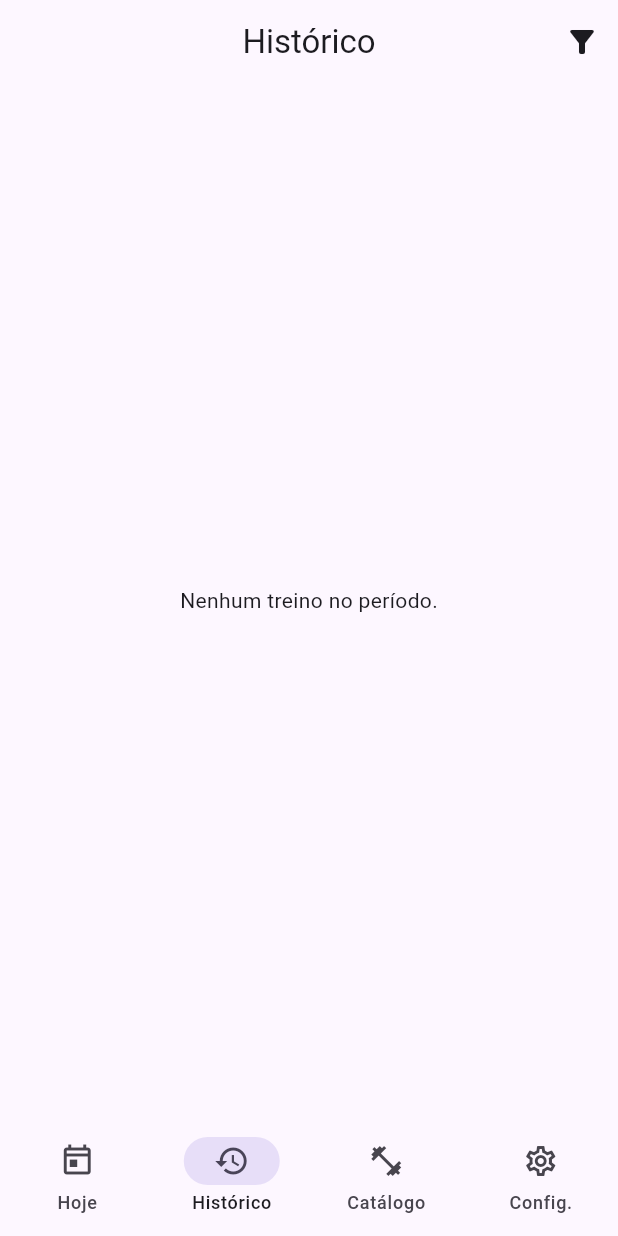
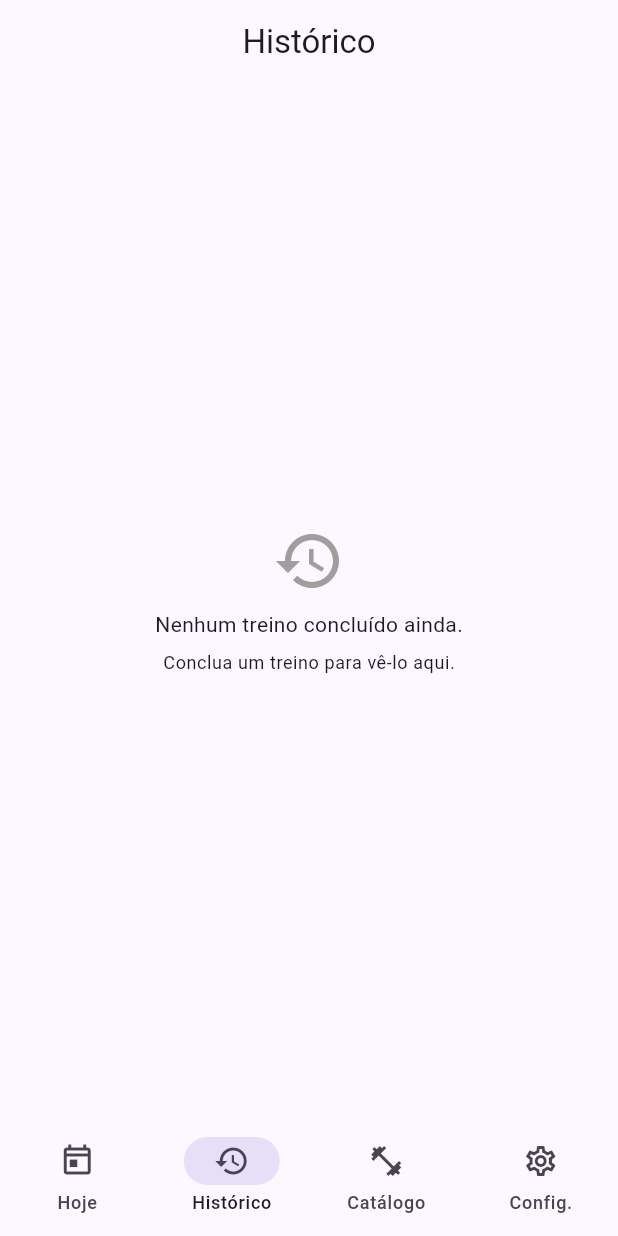
Before and after one commit to josevilanir/gym_tracker, a Flutter app: the HistoryPage screen opened by its route, on a phone screen of 412 x 824 dp. Run offline on Flutter 3.47's test engine with Material 3 defaults, Android fonts, the phone set to English and light mode, and no system bars; our stand-ins replace drift, drift_sqflite, flutter_riverpod, go_router; accounts and stored records are empty; generated files the repository leaves out were written again.

Commit message:
feat(history): padroniza AppBar e adiciona estados vazios amigáveis

```diff
--- a/lib/features/workout/pages/history_page.dart
+++ b/lib/features/workout/pages/history_page.dart
@@ -1,89 +1,65 @@
+// lib/features/workout/pages/history_page.dart
 import 'package:flutter/material.dart';
 import 'package:flutter_riverpod/flutter_riverpod.dart';
 import 'package:intl/intl.dart';
-import 'package:go_router/go_router.dart';
 
 import '../controllers/providers.dart';
 import '../../../data/db/app_database.dart';
-import '../../../data/repositories/workout_repository.dart';
 
 class HistoryPage extends ConsumerStatefulWidget {
   const HistoryPage({super.key});
-
   @override
   ConsumerState<HistoryPage> createState() => _HistoryPageState();
 }
 
 class _HistoryPageState extends ConsumerState<HistoryPage> {
-  DateTimeRange? _range;
-
   @override
   Widget build(BuildContext context) {
     final repo = ref.watch(workoutRepoProvider);
 
     return Scaffold(
-      appBar: AppBar(
-        title: const Text('Histórico'),
-        actions: [
-          IconButton(
-            tooltip: 'Filtrar por período',
-            icon: const Icon(Icons.filter_alt),
-            onPressed: () async {
-              final now = DateTime.now();
-              final lastWeek = now.subtract(const Duration(days: 7));
-              final picked = await showDateRangePicker(
-                context: context,
-                firstDate: DateTime(now.year - 2),
-                lastDate: DateTime(now.year + 1),
-                initialDateRange: _range ?? DateTimeRange(start: lastWeek, end: now),
-              );
-              if (picked != null) setState(() => _range = picked);
-            },
-          ),
-          if (_range != null)
-            IconButton(
-              tooltip: 'Limpar filtro',
-              icon: const Icon(Icons.close),
-              onPressed: () => setState(() => _range = null),
+      appBar: AppBar(title: const Text('Histórico')),
+      body: FutureBuilder<List<Workout>>(
+        future: repo.listWorkouts(),
+        builder: (context, snap) {
+          if (snap.connectionState == ConnectionState.waiting) {
+            return const Center(child: CircularProgressIndicator());
+          }
+          final items = snap.data ?? [];
+          if (items.isEmpty) {
+            return Center(
+              child: Column(
+                mainAxisSize: MainAxisSize.min,
+                children: [
+                  const Icon(Icons.history, size: 48, color: Colors.grey),
+                  const SizedBox(height: 8),
+                  const Text('Nenhum treino concluído ainda.'),
+                  const SizedBox(height: 8),
+                  Text(
+                    'Conclua um treino para vê-lo aqui.',
+                    style: Theme.of(context).textTheme.bodySmall,
                   ),
                 ],
               ),
-      body: FutureBuilder<List<Workout>>(
-        future: repo.listWorkouts(),
-        builder: (context, snapshot) {
-          var items = snapshot.data ?? [];
-          if (_range != null) {
-            items = items.where((w) {
-              final d = DateTime.fromMillisecondsSinceEpoch(w.dateEpoch);
-              return !d.isBefore(_range!.start) && !d.isAfter(_range!.end);
-            }).toList();
+            );
           }
-          if (items.isEmpty) {
-            return const Center(child: Text('Nenhum treino no período.'));
-          }
-
-          return FutureBuilder<List<_WorkoutWithVolume>>(
-            future: _withVolumes(repo, items),
-            builder: (context, snap) {
-              final list = snap.data ?? [];
-              final f = DateFormat('dd/MM/yyyy HH:mm');
           return ListView.separated(
             padding: const EdgeInsets.all(16),
             separatorBuilder: (_, __) => const SizedBox(height: 8),
-                itemCount: list.length,
+            itemCount: items.length,
             itemBuilder: (context, i) {
-                  final it = list[i];
-                  final d = DateTime.fromMillisecondsSinceEpoch(it.workout.dateEpoch);
+              final w = items[i];
+              final date =
+                  DateTime.fromMillisecondsSinceEpoch(w.dateEpoch);
+              final dateStr = DateFormat('dd/MM, HH:mm').format(date);
+              final title =
+                  (w.title?.trim().isNotEmpty ?? false) ? w.title! : 'Treino sem nome';
               return Card(
                 child: ListTile(
-                      title: Text(it.workout.title ?? 'Treino ${i + 1}'),
-                      subtitle: Text('${f.format(d)} • Volume: ${it.volume.toStringAsFixed(1)} kg'),
-                      trailing: Icon(it.workout.done ? Icons.check_circle : Icons.schedule),
-                      // ✅ abre a rota unificada
-                      onTap: () => context.pushNamed('workout_detail', pathParameters: {'id': it.workout.id}),
+                  leading: const Icon(Icons.check_circle, color: Colors.green),
+                  title: Text(title),
+                  subtitle: Text('Concluído em $dateStr'),
                 ),
-                  );
-                },
               );
             },
           );
@@ -91,22 +67,4 @@ class _HistoryPageState extends ConsumerState<HistoryPage> {
       ),
     );
   }
-
-  Future<List<_WorkoutWithVolume>> _withVolumes(
-    WorkoutRepository repo,
-    List<Workout> workouts,
-  ) async {
-    final out = <_WorkoutWithVolume>[];
-    for (final w in workouts) {
-      final vol = await repo.computeWorkoutVolume(w.id);
-      out.add(_WorkoutWithVolume(w, vol));
 }
-    return out;
-  }
-}
-
-class _WorkoutWithVolume {
-  final Workout workout;
-  final double volume;
-  _WorkoutWithVolume(this.workout, this.volume);
-}
```
Lines whose indentation alone changed are shown as unchanged.
